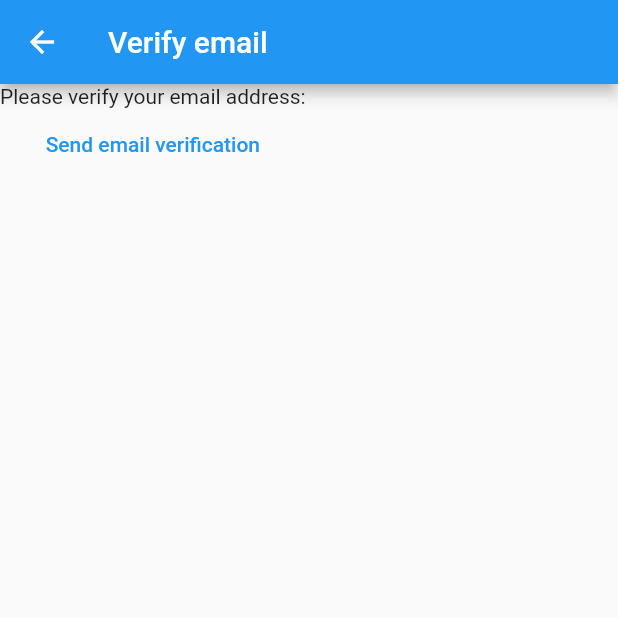
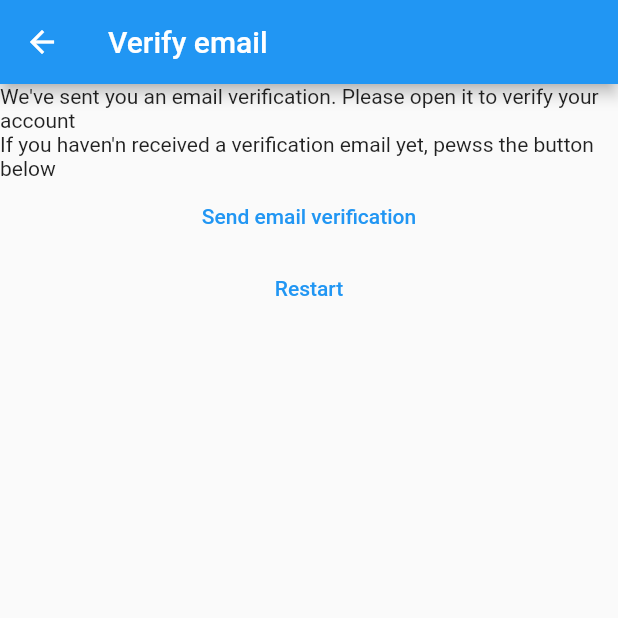
Before and after one commit to alinahmettekin/mynotes, a Flutter app: the VerifyEmailView screen opened directly, on a phone screen of 412 x 824 dp, the top half of it. Run offline on Flutter 3.47's test engine with Material 2 defaults, Android fonts, the phone set to English and light mode, and no system bars; our stand-ins replace firebase_auth, firebase_core; accounts and stored records are empty.

Commit message:
email verification requirement completed

```diff
--- a/lib/constants/routes.dart
+++ b/lib/constants/routes.dart
@@ -1,3 +1,4 @@
 const loginRoute = '/login/';
 const registerRoute = '/register/';
 const notesRoute = '/notes/';
+const verifyEmailRoute = '/verify-email/';
--- a/lib/main.dart
+++ b/lib/main.dart
@@ -21,6 +21,7 @@ void main() {
         loginRoute: (context) => const LoginView(),
         registerRoute: (context) => const RegisterView(),
         notesRoute: (context) => const NotesView(),
+        verifyEmailRoute: (context) => const VerifyEmailView(),
       },
     ),
   );
--- a/lib/views/notes_view.dart
+++ b/lib/views/notes_view.dart
@@ -2,7 +2,6 @@ import 'package:firebase_auth/firebase_auth.dart';
 import 'package:flutter/material.dart';
 import 'package:mynotes/constants/routes.dart';
 import 'package:mynotes/main.dart';
-import 'dart:developer' as devtools show log;
 
 class NotesView extends StatefulWidget {
   const NotesView({super.key});
--- a/lib/views/verify_email_view.dart
+++ b/lib/views/verify_email_view.dart
@@ -1,5 +1,6 @@
 import 'package:firebase_auth/firebase_auth.dart';
 import 'package:flutter/material.dart';
+import 'package:mynotes/constants/routes.dart';
 
 class VerifyEmailView extends StatefulWidget {
   const VerifyEmailView({Key? key}) : super(key: key);
@@ -17,14 +18,26 @@ class _VerifyEmailViewState extends State<VerifyEmailView> {
       ),
       body: Column(
         children: [
-          const Text('Please verify your email address:'),
+          const Text(
+              "We've sent you an email verification. Please open it to verify your account"),
+          const Text(
+              "If you haven'n received a verification email yet, pewss the button below"),
           TextButton(
             onPressed: () async {
               final user = FirebaseAuth.instance.currentUser;
               await user?.sendEmailVerification();
             },
             child: const Text('Send email verification'),
-          )
+          ),
+          TextButton(
+              onPressed: () async {
+                await FirebaseAuth.instance.signOut();
+                Navigator.of(context).pushNamedAndRemoveUntil(
+                  registerRoute,
+                  (route) => false,
+                );
+              },
+              child: const Text('Restart'))
         ],
       ),
     );
```
Also changed, not shown: lib/views/login_view.dart (+12 -5 lines), lib/views/register_view.dart (+14 -7 lines).
